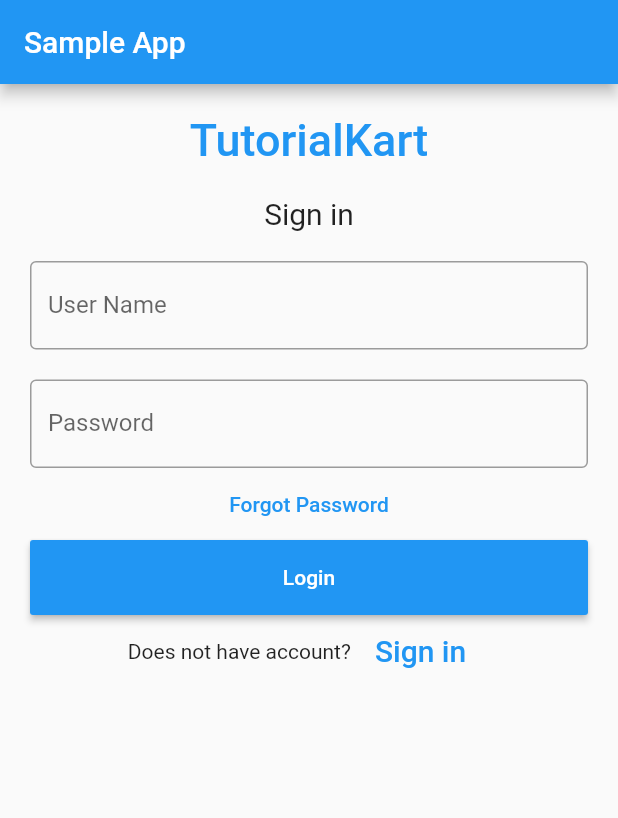
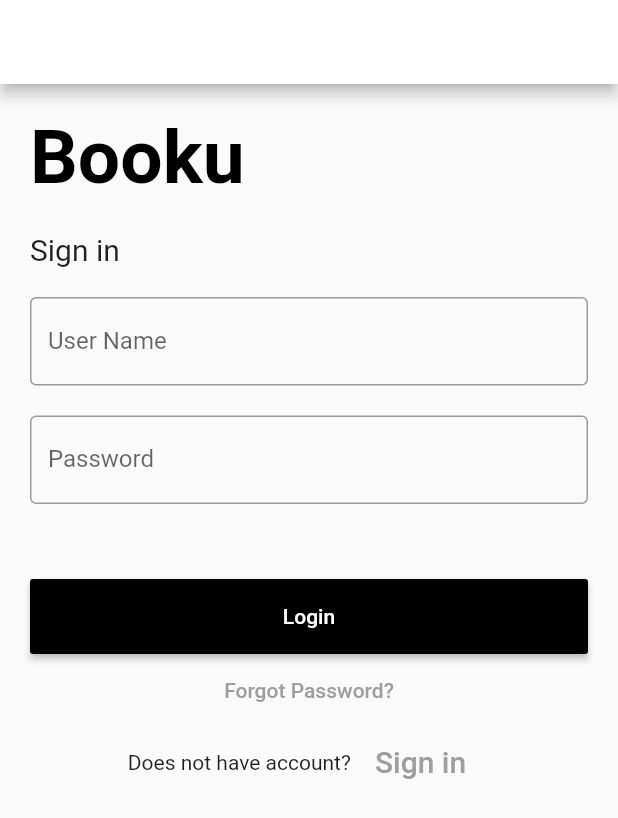
Before and after one commit to worapong2542/booku, a Flutter app: the screen it shows after launch, on a phone screen of 412 x 824 dp. Shown: the top 818 px of the screen. Run offline on Flutter 3.47's test engine with Material 2 defaults, Android fonts, the phone set to English and light mode, and no system bars.

```diff
--- a/lib/main.dart
+++ b/lib/main.dart
@@ -19,24 +19,25 @@ class _State extends State<MyApp> {
   Widget build(BuildContext context) {
     return Scaffold(
         appBar: AppBar(
-          title: Text('Sample App'),
+          title: Text(''),
+          backgroundColor: Colors.white,
         ),
         body: Padding(
             padding: EdgeInsets.all(10),
             child: ListView(
               children: <Widget>[
                 Container(
-                    alignment: Alignment.center,
+                    alignment: Alignment.topLeft,
                     padding: EdgeInsets.all(10),
                     child: Text(
-                      'TutorialKart',
+                      'Booku',
                       style: TextStyle(
-                          color: Colors.blue,
-                          fontWeight: FontWeight.w500,
-                          fontSize: 30),
+                          color: Colors.black,
+                          fontWeight: FontWeight.bold,
+                          fontSize: 50),
                     )),
                 Container(
-                    alignment: Alignment.center,
+                    alignment: Alignment.topLeft,
                     padding: EdgeInsets.all(10),
                     child: Text(
                       'Sign in',
@@ -63,31 +64,35 @@ class _State extends State<MyApp> {
                     ),
                   ),
                 ),
-                FlatButton(
-                  onPressed: () {
-                    //forgot password screen
-                  },
-                  textColor: Colors.blue,
-                  child: Text('Forgot Password'),
+                Container(
+                  height: 50,
                 ),
                 Container(
                     height: 50,
                     padding: EdgeInsets.fromLTRB(10, 0, 10, 0),
                     child: RaisedButton(
                       textColor: Colors.white,
-                      color: Colors.blue,
+                      color: Colors.black,
                       child: Text('Login'),
                       onPressed: () {
                         print(nameController.text);
                         print(passwordController.text);
                       },
                     )),
+                FlatButton(
+                  padding: EdgeInsets.all(8.0),
+                  onPressed: () {
+                    //forgot password screen
+                  },
+                  textColor: Colors.grey,
+                  child: Text('Forgot Password?'),
+                ),
                 Container(
                     child: Row(
                   children: <Widget>[
                     Text('Does not have account?'),
                     FlatButton(
-                      textColor: Colors.blue,
+                      textColor: Colors.grey,
                       child: Text(
                         'Sign in',
                         style: TextStyle(fontSize: 20),
```
